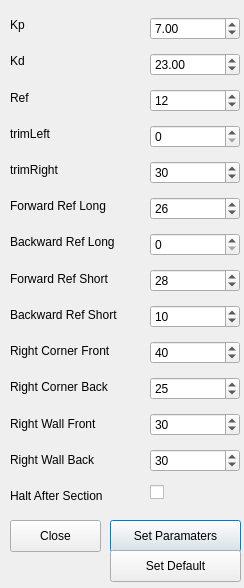
This is Kod/Styr_m/Styr_m/mapGUI/paramwindow.ui in hansfilipelo/Kandidadprojekt as Qt 5 draws it before an edit. The edited form follows.
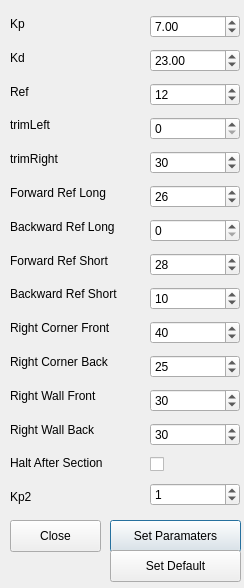
This is the edited form.

Patch:
```diff
--- a/Kod/Styr_m/Styr_m/mapGUI/paramwindow.ui
+++ b/Kod/Styr_m/Styr_m/mapGUI/paramwindow.ui
@@ -121,6 +121,13 @@
       </property>
      </widget>
     </item>
+    <item>
+     <widget class="QLabel" name="label">
+      <property name="text">
+       <string>Kp2</string>
+      </property>
+     </widget>
+    </item>
    </layout>
   </widget>
   <widget class="QWidget" name="verticalLayoutWidget_2">
@@ -227,6 +234,13 @@
       </property>
      </widget>
     </item>
+    <item>
+     <widget class="QSpinBox" name="kp2SpinBox">
+      <property name="value">
+       <number>1</number>
+      </property>
+     </widget>
+    </item>
    </layout>
   </widget>
   <widget class="QPushButton" name="setParamButton">
```
